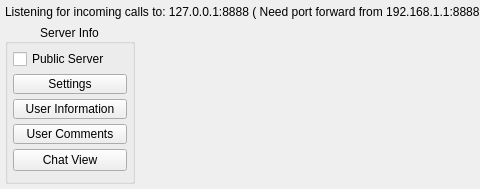
Above: ui/widgets/remixwidget.ui from StarixWoS/ReMix before the change; both pictures show x 0 to 480 and y 0 to 189 of the 856 by 189 pixel window. Below: the same form after it.
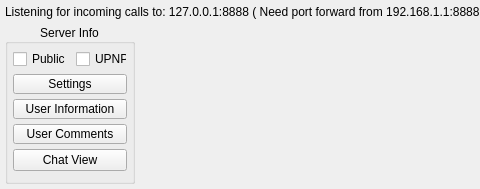
That is the form after the change.

Commit message: Change: Add toggles to enable or disable UPNP instead of being enabled by default. Change: A Server Instances UPNP status will now be saved to settings.

```diff
--- a/ui/widgets/remixwidget.ui
+++ b/ui/widgets/remixwidget.ui
@@ -127,7 +127,7 @@
       <item row="0" column="0" colspan="2">
        <widget class="QCheckBox" name="isPublicServer">
         <property name="text">
-         <string>Public Server</string>
+         <string>Public</string>
         </property>
        </widget>
       </item>
@@ -367,6 +367,13 @@
         </property>
        </widget>
       </item>
+      <item row="0" column="2">
+       <widget class="QCheckBox" name="useUPNP">
+        <property name="text">
+         <string>UPNP</string>
+        </property>
+       </widget>
+      </item>
      </layout>
     </widget>
    </item>
```
The commit also changes 12 other files.
